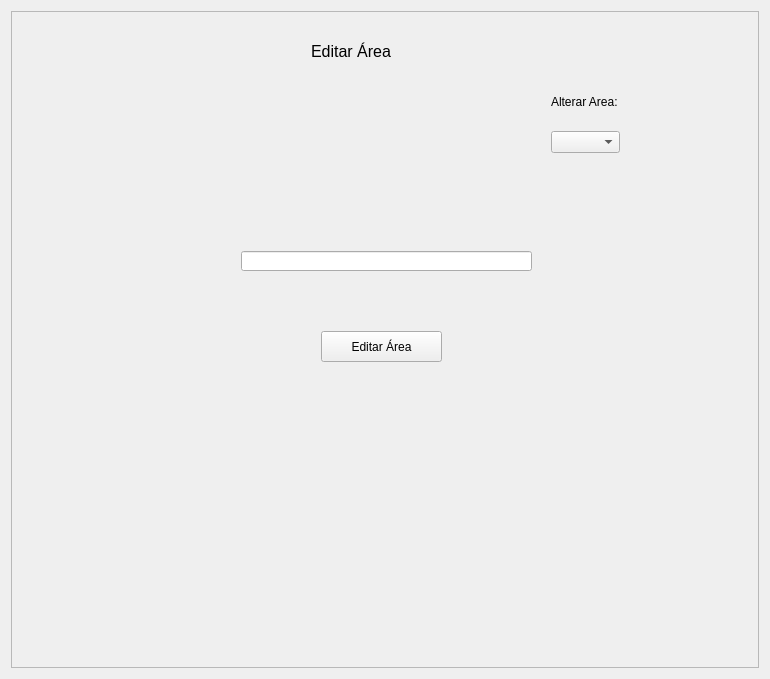
This is App/view/ui/editarArea.ui in Senac-SOR-ADS/Mapa-de-Sala as Qt 5 draws it before an edit. The edited form follows.
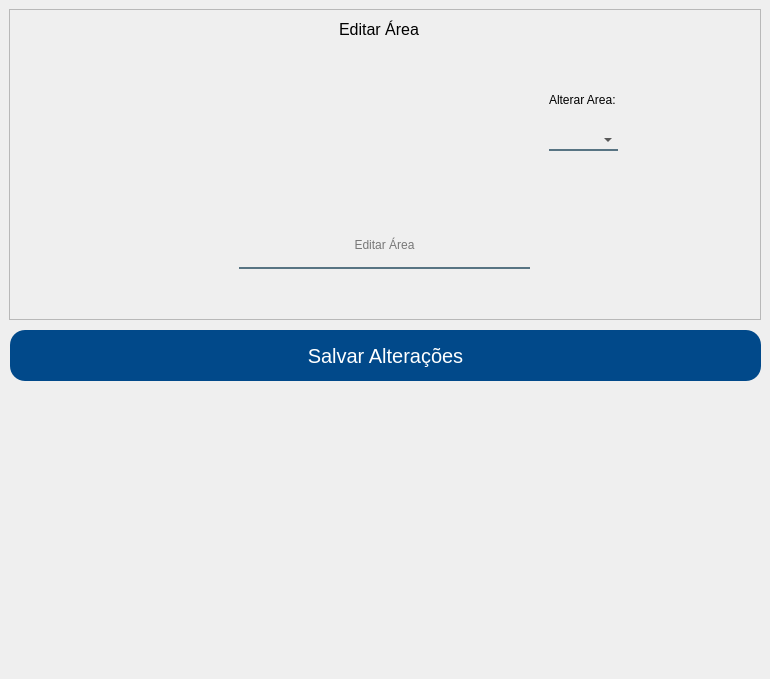
This is the edited form.

What changed in the file:
```diff
--- a/App/view/ui/editarArea.ui
+++ b/App/view/ui/editarArea.ui
@@ -13,9 +13,43 @@
   <property name="windowTitle">
    <string>Form</string>
   </property>
-  <layout class="QHBoxLayout" name="horizontalLayout">
-   <item>
+  <property name="styleSheet">
+   <string notr="true">QLineEdit, QComboBox {
+	background-color:rgba(0,0,0,0);
+	border:2px solid rgba(0,0,0,0);
+	border-bottom-color:rgba(46,82,101,200);
+	color:rgb(0,0,0);
+	padding-bottom:7px;
+}
+
+#btnEditarArea {
+	background-color: #01498a;
+	color: #FFF;
+	border: none;
+	border-radius: 15px;
+}
+ 
+#btnEditarArea:hover {
+	background-color: #f6921e;
+}
+ 
+#respostaCadastrando {
+	color: red;
+}
+
+#respostaNaoCadastrando {
+	color: red;
+}</string>
+  </property>
     <widget class="QFrame" name="frame_2">
+   <property name="geometry">
+    <rect>
+     <x>9</x>
+     <y>9</y>
+     <width>752</width>
+     <height>311</height>
+    </rect>
+   </property>
      <property name="frameShape">
       <enum>QFrame::StyledPanel</enum>
      </property>
@@ -25,9 +59,9 @@
      <widget class="QLabel" name="label">
       <property name="geometry">
        <rect>
-        <x>300</x>
-        <y>30</y>
-        <width>131</width>
+      <x>330</x>
+      <y>10</y>
+      <width>91</width>
         <height>21</height>
        </rect>
       </property>
@@ -40,28 +74,21 @@
        <string>Editar Área</string>
       </property>
      </widget>
-     <widget class="QPushButton" name="btnEditarArea">
-      <property name="geometry">
-       <rect>
-        <x>310</x>
-        <y>320</y>
-        <width>121</width>
-        <height>31</height>
-       </rect>
-      </property>
-      <property name="text">
-       <string>Editar Área</string>
-      </property>
-     </widget>
      <widget class="QLineEdit" name="cadastrarArea">
       <property name="geometry">
        <rect>
         <x>230</x>
-        <y>240</y>
+      <y>219</y>
         <width>291</width>
-        <height>20</height>
-       </rect>
-      </property>
+      <height>41</height>
+     </rect>
+    </property>
+    <property name="alignment">
+     <set>Qt::AlignCenter</set>
+    </property>
+    <property name="placeholderText">
+     <string>Editar Área</string>
+    </property>
      </widget>
      <widget class="QLabel" name="respostaCadastrando">
       <property name="geometry">
@@ -113,8 +140,27 @@
       </property>
      </widget>
     </widget>
-   </item>
-  </layout>
+  <widget class="QPushButton" name="btnEditarArea">
+   <property name="geometry">
+    <rect>
+     <x>10</x>
+     <y>330</y>
+     <width>751</width>
+     <height>51</height>
+    </rect>
+   </property>
+   <property name="font">
+    <font>
+     <pointsize>15</pointsize>
+    </font>
+   </property>
+   <property name="cursor">
+    <cursorShape>PointingHandCursor</cursorShape>
+   </property>
+   <property name="text">
+    <string>Salvar Alterações</string>
+   </property>
+  </widget>
  </widget>
  <resources/>
  <connections/>
```
Left out of the diff: 8 changed lines with no effect on the pictures. Lines whose indentation alone changed are shown as unchanged.
